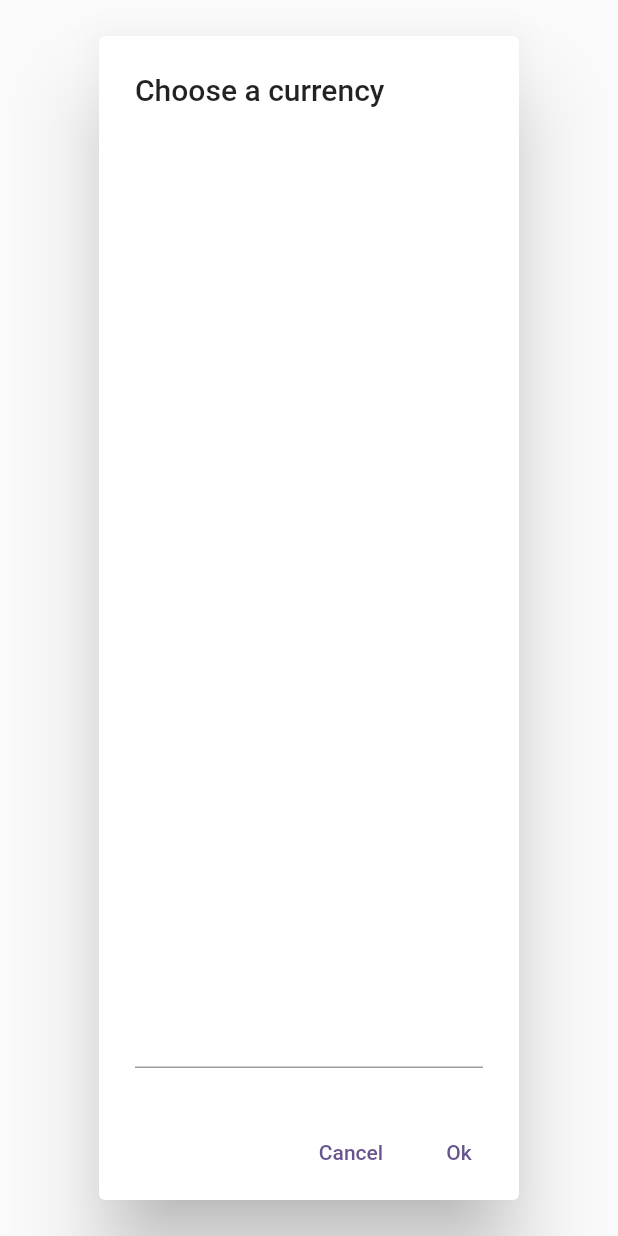
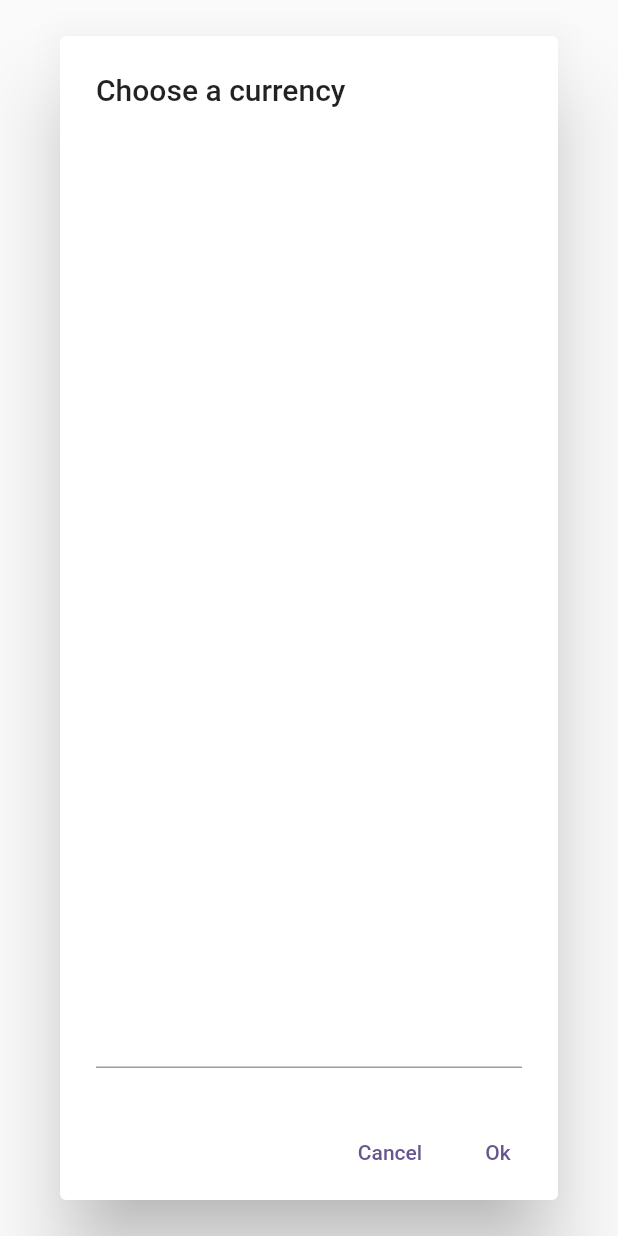
Before and after one commit to ChaserVasya/converter, a Flutter app: the CurrencySelectionDialogBody widget shown alone on an empty page, opened directly with empty values, on a phone screen of 412 x 824 dp. Run offline on Flutter 3.47's test engine with Material 2 defaults, Android fonts, the phone set to English and light mode, and no system bars; our stand-ins replace auto_route, bloc, dio, flutter_bloc, flutter_dotenv, freezed_annotation and 5 more; accounts and stored records are empty; generated files the repository leaves out were written again.

Commit message:
fix: пофиксил RenderViewport does not support returning intrinsic dimensions.

```diff
--- a/lib/presentation/screens/converting/widgets/currency_selection_dialog.dart
+++ b/lib/presentation/screens/converting/widgets/currency_selection_dialog.dart
@@ -41,10 +41,12 @@ class _CurrencySelectionDialogBodyState
           child: const Text('Ok'),
         ),
       ],
-      content: Underline(
+      content: SizedBox(
+        width: double.maxFinite,
+        child: Underline(
           color: Colors.grey,
           child: ListView.builder(
-          itemCount:  widget.codes.length,
+            itemCount: widget.codes.length,
             itemBuilder: (context, i) {
               final code = widget.codes[i];
               return RadioListTile(
@@ -56,6 +58,7 @@ class _CurrencySelectionDialogBodyState
             },
           ),
         ),
+      ),
     );
   }
 }
```
Lines whose indentation alone changed are shown as unchanged.
